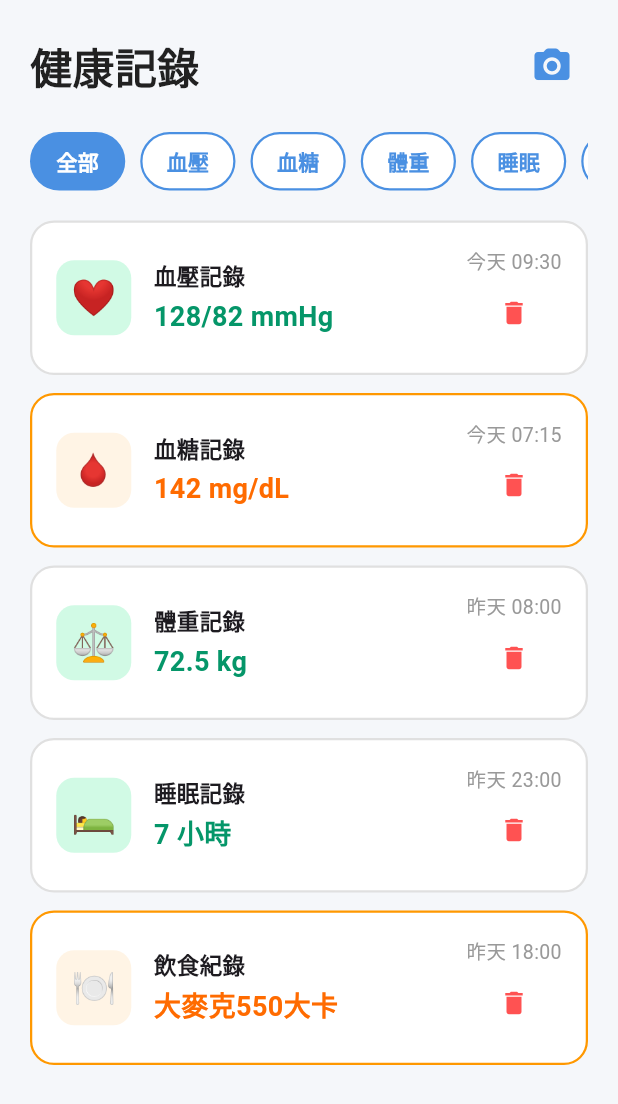
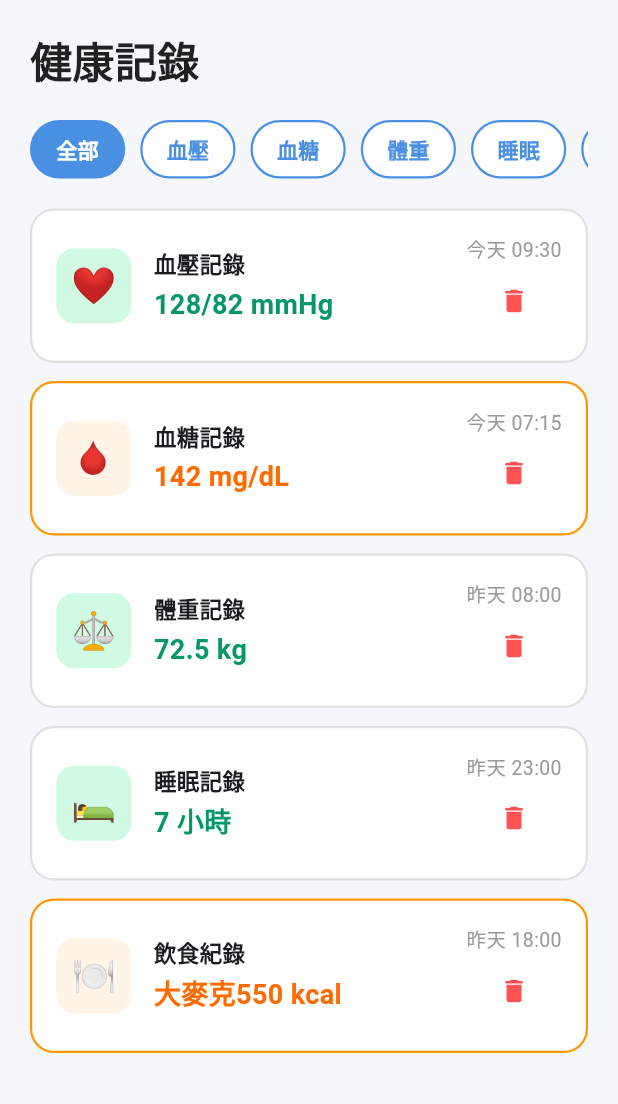
Before and after one commit to yuhsin0122/health_management, a Flutter app: the RecordsScreen screen opened directly, on a phone screen of 412 x 824 dp. Shown: the top 1104 px of the screen. Run offline on Flutter 3.47's test engine with Material 3 defaults, Android fonts, the light colour scheme and no system bars; our stand-ins replace fl_chart, image_picker; Roboto replaces fonts that are missing (SF Pro Display).

Commit message:
Update records_screen.dart
紀錄可新增飲食

```diff
--- a/health_management_app/lib/screens/records_screen.dart
+++ b/health_management_app/lib/screens/records_screen.dart
@@ -68,7 +68,7 @@ class _RecordsScreenState extends State<RecordsScreen> {
       emoji: '🍽️',
       category: '飲食',
       title: '飲食紀錄',
-      value: '大麥克550大卡',
+      value: '大麥克550 kcal',
       time: '昨天 18:00',
       isWarning: true,
     ),
@@ -111,6 +111,8 @@ class _RecordsScreenState extends State<RecordsScreen> {
         return {'value': '70', 'unit': 'kg'};
       case '睡眠':
         return {'value': '8', 'unit': '小時'};
+      case '飲食':
+        return {'value': '大麥克', 'unit': '700kcal'};
       default:
         return {'value': '', 'unit': ''};
     }
@@ -400,14 +402,6 @@ class _RecordsScreenState extends State<RecordsScreen> {
                   ),
                   Row(
                     children: [
-                      IconButton(
-                        icon: const Icon(
-                          Icons.camera_alt_rounded,
-                          size: 28,
-                          color: Color(0xFF4A90E2),
-                        ),
-                        onPressed: () {},
-                      ),
                       if (selectedCategory != '全部')
                         IconButton(
                           icon: const Icon(
```
